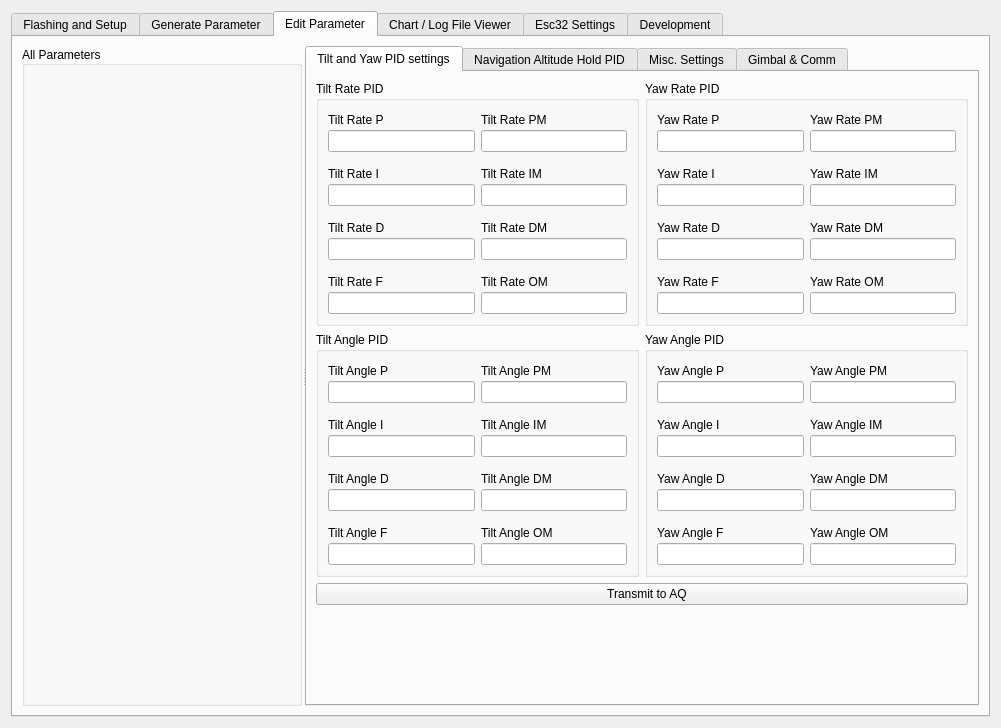
Qt form src/ui/qgcautoquad.ui (mpaperno/qgroundcontrol_aq) before a commit.
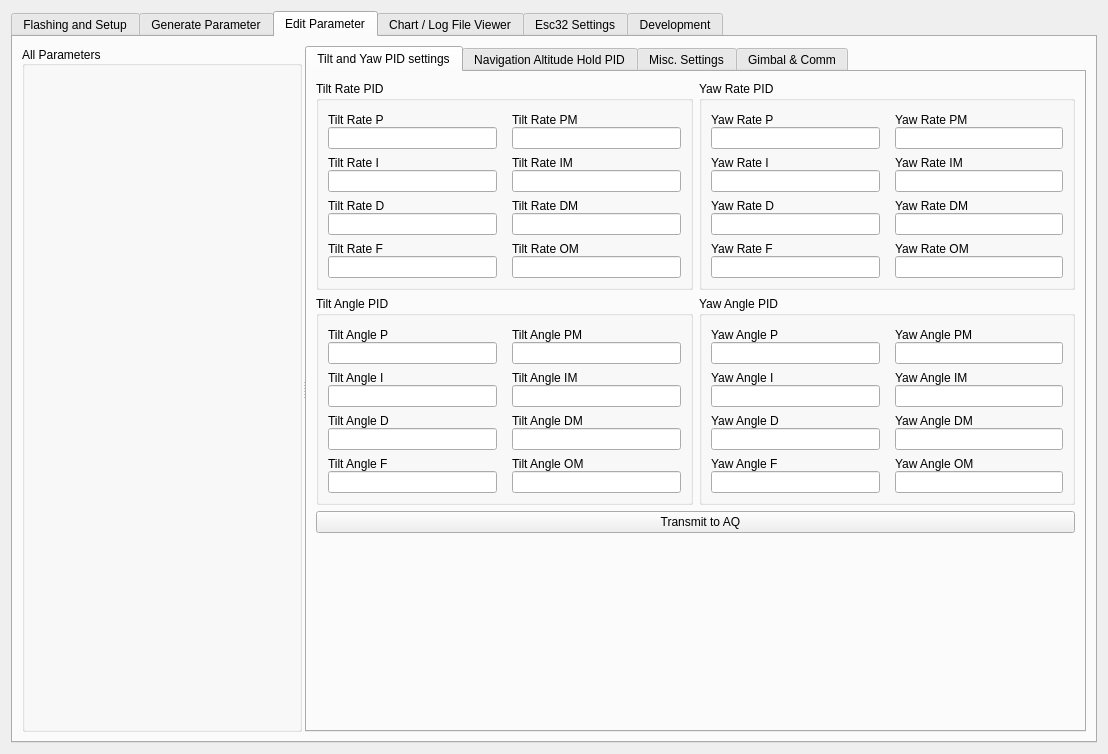
The same form after that commit. The open tabs and pages were chosen to show the change. Icons and pictures are not drawn.

Commit message: Remove all unused param fields and adjust layout to de-clutter a bit; Hide param fields that don't exist in FC, instead of disabling them; Add saving of button groups (comm settings); Fix radio selector order; Add new failsafe setting; Fix for setting state on initial connection; Fix dev tab conflicting widget names.

Patch:
```diff
--- a/src/ui/qgcautoquad.ui
+++ b/src/ui/qgcautoquad.ui
@@ -6,8 +6,8 @@
    <rect>
     <x>0</x>
     <y>0</y>
-    <width>1001</width>
-    <height>704</height>
+    <width>1108</width>
+    <height>754</height>
    </rect>
   </property>
   <property name="windowTitle">
@@ -2901,30 +2901,154 @@
            <attribute name="title">
             <string>Tilt and Yaw PID settings</string>
            </attribute>
-           <layout class="QVBoxLayout" name="verticalLayout_12">
+           <layout class="QGridLayout" name="gridLayout_33">
+            <item row="0" column="0">
+             <widget class="QGroupBox" name="TiltRate">
+              <property name="title">
+               <string>Tilt Rate PID</string>
+              </property>
+              <layout class="QGridLayout" name="gridLayout_34">
+               <property name="topMargin">
+                <number>12</number>
+               </property>
+               <property name="horizontalSpacing">
+                <number>15</number>
+               </property>
+               <property name="verticalSpacing">
+                <number>7</number>
+               </property>
+               <item row="0" column="0">
+                <layout class="QVBoxLayout" name="verticalLayout_14">
             <item>
-             <layout class="QVBoxLayout" name="verticalLayout_6">
+                  <widget class="QLabel" name="label_CTRL_TLT_RTE_P">
+                   <property name="text">
+                    <string>Tilt Rate P</string>
+                   </property>
+                  </widget>
+                 </item>
               <item>
-               <layout class="QGridLayout" name="gridLayout_8">
+                  <widget class="QLineEdit" name="CTRL_TLT_RTE_P"/>
+                 </item>
+                </layout>
+               </item>
                 <item row="0" column="1">
+                <layout class="QVBoxLayout" name="verticalLayout_18">
+                 <item>
+                  <widget class="QLabel" name="label_CTRL_TLT_RTE_PM">
+                   <property name="text">
+                    <string>Tilt Rate PM</string>
+                   </property>
+                  </widget>
+                 </item>
+                 <item>
+                  <widget class="QLineEdit" name="CTRL_TLT_RTE_PM"/>
+                 </item>
+                </layout>
+               </item>
+               <item row="1" column="0">
+                <layout class="QVBoxLayout" name="verticalLayout_15">
+                 <item>
+                  <widget class="QLabel" name="label_CTRL_TLT_RTE_I">
+                   <property name="text">
+                    <string>Tilt Rate I</string>
+                   </property>
+                  </widget>
+                 </item>
+                 <item>
+                  <widget class="QLineEdit" name="CTRL_TLT_RTE_I"/>
+                 </item>
+                </layout>
+               </item>
+               <item row="1" column="1">
+                <layout class="QVBoxLayout" name="verticalLayout_19">
+                 <item>
+                  <widget class="QLabel" name="label_CTRL_TLT_RTE_IM">
+                   <property name="text">
+                    <string>Tilt Rate IM</string>
+                   </property>
+                  </widget>
+                 </item>
+                 <item>
+                  <widget class="QLineEdit" name="CTRL_TLT_RTE_IM"/>
+                 </item>
+                </layout>
+               </item>
+               <item row="2" column="0">
+                <layout class="QVBoxLayout" name="verticalLayout_16">
+                 <item>
+                  <widget class="QLabel" name="label_CTRL_TLT_RTE_D">
+                   <property name="text">
+                    <string>Tilt Rate D</string>
+                   </property>
+                  </widget>
+                 </item>
+                 <item>
+                  <widget class="QLineEdit" name="CTRL_TLT_RTE_D"/>
+                 </item>
+                </layout>
+               </item>
+               <item row="2" column="1">
+                <layout class="QVBoxLayout" name="verticalLayout_20">
+                 <item>
+                  <widget class="QLabel" name="label_CTRL_TLT_RTE_DM">
+                   <property name="text">
+                    <string>Tilt Rate DM</string>
+                   </property>
+                  </widget>
+                 </item>
+                 <item>
+                  <widget class="QLineEdit" name="CTRL_TLT_RTE_DM"/>
+                 </item>
+                </layout>
+               </item>
+               <item row="3" column="0">
+                <layout class="QVBoxLayout" name="verticalLayout_17">
+                 <item>
+                  <widget class="QLabel" name="label_CTRL_TLT_RTE_F">
+                   <property name="text">
+                    <string>Tilt Rate F</string>
+                   </property>
+                  </widget>
+                 </item>
+                 <item>
+                  <widget class="QLineEdit" name="CTRL_TLT_RTE_F"/>
+                 </item>
+                </layout>
+               </item>
+               <item row="3" column="1">
+                <layout class="QVBoxLayout" name="verticalLayout_21">
+                 <item>
+                  <widget class="QLabel" name="label_CTRL_TLT_RTE_OM">
+                   <property name="text">
+                    <string>Tilt Rate OM</string>
+                   </property>
+                  </widget>
+                 </item>
+                 <item>
+                  <widget class="QLineEdit" name="CTRL_TLT_RTE_OM"/>
+                 </item>
+                </layout>
+               </item>
+              </layout>
+             </widget>
+            </item>
+            <item row="0" column="1" alignment="Qt::AlignTop">
                  <widget class="QGroupBox" name="YawRate">
                   <property name="title">
                    <string>Yaw Rate PID</string>
                   </property>
-                  <layout class="QHBoxLayout" name="horizontalLayout_36">
+              <layout class="QGridLayout" name="gridLayout_35">
                    <property name="topMargin">
                     <number>12</number>
                    </property>
-                   <item>
-                    <layout class="QVBoxLayout" name="verticalLayout_24">
-                     <property name="spacing">
+               <property name="horizontalSpacing">
                       <number>15</number>
                      </property>
-                     <item>
+               <property name="verticalSpacing">
+                <number>7</number>
+               </property>
+               <item row="0" column="0">
                       <layout class="QVBoxLayout" name="verticalLayout_25">
-                       <property name="spacing">
-                        <number>3</number>
-                       </property>
                        <item>
                         <widget class="QLabel" name="label_27">
                          <property name="sizePolicy">
@@ -2943,69 +3067,8 @@
                        </item>
                       </layout>
                      </item>
-                     <item>
-                      <layout class="QVBoxLayout" name="verticalLayout_26">
-                       <property name="spacing">
-                        <number>3</number>
-                       </property>
-                       <item>
-                        <widget class="QLabel" name="label_28">
-                         <property name="text">
-                          <string>Yaw Rate I</string>
-                         </property>
-                        </widget>
-                       </item>
-                       <item>
-                        <widget class="QLineEdit" name="CTRL_YAW_RTE_I"/>
-                       </item>
-                      </layout>
-                     </item>
-                     <item>
-                      <layout class="QVBoxLayout" name="verticalLayout_27">
-                       <property name="spacing">
-                        <number>3</number>
-                       </property>
-                       <item>
-                        <widget class="QLabel" name="label_29">
-                         <property name="text">
-                          <string>Yaw Rate D</string>
-                         </property>
-                        </widget>
-                       </item>
-                       <item>
-                        <widget class="QLineEdit" name="CTRL_YAW_RTE_D"/>
-                       </item>
-                      </layout>
-                     </item>
-                     <item>
-                      <layout class="QVBoxLayout" name="verticalLayout_28">
-                       <property name="spacing">
-                        <number>3</number>
-                       </property>
-                       <item>
-                        <widget class="QLabel" name="label_30">
-                         <property name="text">
-                          <string>Yaw Rate F</string>
-                         </property>
-                        </widget>
-                       </item>
-                       <item>
-                        <widget class="QLineEdit" name="CTRL_YAW_RTE_F"/>
-                       </item>
-                      </layout>
-                     </item>
-                    </layout>
-                   </item>
-                   <item>
-                    <layout class="QVBoxLayout" name="verticalLayout_29">
-                     <property name="spacing">
-                      <number>15</number>
-                     </property>
-                     <item>
+               <item row="0" column="1">
                       <layout class="QVBoxLayout" name="verticalLayout_30">
-                       <property name="spacing">
-                        <number>3</number>
-                       </property>
                        <item>
                         <widget class="QLabel" name="label_31">
                          <property name="sizePolicy">
@@ -3024,11 +3087,22 @@
                        </item>
                       </layout>
                      </item>
+               <item row="1" column="0">
+                <layout class="QVBoxLayout" name="verticalLayout_26">
                      <item>
+                  <widget class="QLabel" name="label_CTRL_YAW_RTE_I">
+                   <property name="text">
+                    <string>Yaw Rate I</string>
+                   </property>
+                  </widget>
+                 </item>
+                 <item>
+                  <widget class="QLineEdit" name="CTRL_YAW_RTE_I"/>
+                 </item>
+                </layout>
+               </item>
+               <item row="1" column="1">
                       <layout class="QVBoxLayout" name="verticalLayout_31">
-                       <property name="spacing">
-                        <number>3</number>
-                       </property>
                        <item>
                         <widget class="QLabel" name="label_32">
                          <property name="text">
@@ -3041,11 +3115,22 @@
                        </item>
                       </layout>
                      </item>
+               <item row="2" column="0">
+                <layout class="QVBoxLayout" name="verticalLayout_27">
                      <item>
+                  <widget class="QLabel" name="label_CTRL_YAW_RTE_D">
+                   <property name="text">
+                    <string>Yaw Rate D</string>
+                   </property>
+                  </widget>
+                 </item>
+                 <item>
+                  <widget class="QLineEdit" name="CTRL_YAW_RTE_D"/>
+                 </item>
+                </layout>
+               </item>
+               <item row="2" column="1">
                       <layout class="QVBoxLayout" name="verticalLayout_32">
-                       <property name="spacing">
-                        <number>3</number>
-                       </property>
                        <item>
                         <widget class="QLabel" name="label_33">
                          <property name="text">
@@ -3058,11 +3143,22 @@
                        </item>
                       </layout>
                      </item>
+               <item row="3" column="0">
+                <layout class="QVBoxLayout" name="verticalLayout_28">
                      <item>
+                  <widget class="QLabel" name="label_CTRL_YAW_RTE_F">
+                   <property name="text">
+                    <string>Yaw Rate F</string>
+                   </property>
+                  </widget>
+                 </item>
+                 <item>
+                  <widget class="QLineEdit" name="CTRL_YAW_RTE_F"/>
+                 </item>
+                </layout>
+               </item>
+               <item row="3" column="1">
                       <layout class="QVBoxLayout" name="verticalLayout_33">
-                       <property name="spacing">
-                        <number>3</number>
-                       </property>
                        <item>
                         <widget class="QLabel" name="label_34">
                          <property name="text">
@@ -3076,8 +3172,6 @@
                       </layout>
                      </item>
                     </layout>
-                   </item>
-                  </layout>
                  </widget>
                 </item>
                 <item row="1" column="0">
@@ -3085,20 +3179,18 @@
                   <property name="title">
                    <string>Tilt Angle PID</string>
                   </property>
-                  <layout class="QHBoxLayout" name="horizontalLayout_37">
+              <layout class="QGridLayout" name="gridLayout_36">
                    <property name="topMargin">
                     <number>12</number>
                    </property>
-                   <item>
-                    <layout class="QVBoxLayout" name="verticalLayout_44">
-                     <property name="spacing">
+               <property name="horizontalSpacing">
                       <number>15</number>
                      </property>
-                     <item>
+               <property name="verticalSpacing">
+                <number>7</number>
+               </property>
+               <item row="0" column="0">
                       <layout class="QVBoxLayout" name="verticalLayout_45">
-                       <property name="spacing">
-                        <number>3</number>
-                       </property>
                        <item>
                         <widget class="QLabel" name="label_43">
                          <property name="text">
@@ -3111,69 +3203,8 @@
                        </item>
                       </layout>
                      </item>
-                     <item>
-                      <layout class="QVBoxLayout" name="verticalLayout_46">
-                       <property name="spacing">
-                        <number>3</number>
-                       </property>
-                       <item>
-                        <widget class="QLabel" name="label_44">
-                         <property name="text">
-                          <string>Tilt Angle I</string>
-                         </property>
-                        </widget>
-                       </item>
-                       <item>
-                        <widget class="QLineEdit" name="CTRL_TLT_ANG_I"/>
-                       </item>
-                      </layout>
-                     </item>
-                     <item>
-                      <layout class="QVBoxLayout" name="verticalLayout_47">
-                       <property name="spacing">
-                        <number>3</number>
-                       </property>
-                       <item>
-                        <widget class="QLabel" name="label_45">
-                         <property name="text">
-                          <string>Tilt Angle D</string>
-                         </property>
-                        </widget>
-                       </item>
-                       <item>
-                        <widget class="QLineEdit" name="CTRL_TLT_ANG_D"/>
-                       </item>
-                      </layout>
-                     </item>
-                     <item>
-                      <layout class="QVBoxLayout" name="verticalLayout_48">
-                       <property name="spacing">
-                        <number>3</number>
-                       </property>
-                       <item>
-                        <widget class="QLabel" name="label_46">
-                         <property name="text">
-                          <string>Tilt Angle F</string>
-                         </property>
-                        </widget>
-                       </item>
-                       <item>
-                        <widget class="QLineEdit" name="CTRL_TLT_ANG_F"/>
-                       </item>
-                      </layout>
-                     </item>
-                    </layout>
-                   </item>
-                   <item>
-                    <layout class="QVBoxLayout" name="verticalLayout_49">
-                     <property name="spacing">
-                      <number>15</number>
-                     </property>
-                     <item>
+               <item row="0" column="1">
                       <layout class="QVBoxLayout" name="verticalLayout_50">
-                       <property name="spacing">
-                        <number>3</number>
-                       </property>
                        <item>
                         <widget class="QLabel" name="label_47">
                          <property name="text">
@@ -3186,11 +3217,22 @@
                        </item>
                       </layout>
                      </item>
+               <item row="1" column="0">
+                <layout class="QVBoxLayout" name="verticalLayout_46">
                      <item>
+                  <widget class="QLabel" name="label_CTRL_TLT_ANG_I">
+                   <property name="text">
+                    <string>Tilt Angle I</string>
+                   </property>
+                  </widget>
+                 </item>
+                 <item>
+                  <widget class="QLineEdit" name="CTRL_TLT_ANG_I"/>
+                 </item>
+                </layout>
+               </item>
+               <item row="1" column="1">
                       <layout class="QVBoxLayout" name="verticalLayout_51">
-                       <property name="spacing">
-                        <number>3</number>
-                       </property>
                        <item>
                         <widget class="QLabel" name="label_48">
                          <property name="text">
@@ -3203,11 +3245,22 @@
                        </item>
                       </layout>
                      </item>
+               <item row="2" column="0">
+                <layout class="QVBoxLayout" name="verticalLayout_47">
                      <item>
+                  <widget class="QLabel" name="label_CTRL_TLT_ANG_D">
+                   <property name="text">
+                    <string>Tilt Angle D</string>
+                   </property>
+                  </widget>
+                 </item>
+                 <item>
+                  <widget class="QLineEdit" name="CTRL_TLT_ANG_D"/>
+                 </item>
+                </layout>
+               </item>
+               <item row="2" column="1">
                       <layout class="QVBoxLayout" name="verticalLayout_52">
-                       <property name="spacing">
-                        <number>3</number>
-                       </property>
                        <item>
                         <widget class="QLabel" name="label_49">
                          <property name="text">
@@ -3220,11 +3273,22 @@
                        </item>
                       </layout>
                      </item>
+               <item row="3" column="0">
+                <layout class="QVBoxLayout" name="verticalLayout_48">
                      <item>
+                  <widget class="QLabel" name="label_CTRL_TLT_ANG_F">
+                   <property name="text">
+                    <string>Tilt Angle F</string>
+                   </property>
+                  </widget>
+                 </item>
+                 <item>
+                  <widget class="QLineEdit" name="CTRL_TLT_ANG_F"/>
+                 </item>
+                </layout>
+               </item>
+               <item row="3" column="1">
                       <layout class="QVBoxLayout" name="verticalLayout_53">
-                       <property name="spacing">
-                        <number>3</number>
-                       </property>
                        <item>
                         <widget class="QLabel" name="label_50">
                          <property name="text">
@@ -3238,29 +3302,25 @@
                       </layout>
                      </item>
                     </layout>
-                   </item>
-                  </layout>
-                 </widget>
-                </item>
-                <item row="1" column="1">
+             </widget>
+            </item>
+            <item row="1" column="1" alignment="Qt::AlignTop">
                  <widget class="QGroupBox" name="YawAngle">
                   <property name="title">
                    <string>Yaw Angle PID</string>
                   </property>
-                  <layout class="QHBoxLayout" name="horizontalLayout_38">
+              <layout class="QGridLayout" name="gridLayout_37">
                    <property name="topMargin">
                     <number>12</number>
                    </property>
-                   <item>
-                    <layout class="QVBoxLayout" name="verticalLayout_34">
-                     <property name="spacing">
+               <property name="horizontalSpacing">
                       <number>15</number>
                      </property>
-                     <item>
+               <property name="verticalSpacing">
+                <number>7</number>
+               </property>
+               <item row="0" column="0">
                       <layout class="QVBoxLayout" name="verticalLayout_35">
-                       <property name="spacing">
-                        <number>3</number>
-                       </property>
                        <item>
                         <widget class="QLabel" name="label_35">
                          <property name="text">
@@ -3273,69 +3333,8 @@
                        </item>
                       </layout>
                      </item>
-                     <item>
-                      <layout class="QVBoxLayout" name="verticalLayout_36">
-                       <property name="spacing">
-                        <number>3</number>
-                       </property>
-                       <item>
-                        <widget class="QLabel" name="label_36">
-                         <property name="text">
-                          <string>Yaw Angle I</string>
-                         </property>
-                        </widget>
-                       </item>
-                       <item>
-                        <widget class="QLineEdit" name="CTRL_YAW_ANG_I"/>
-                       </item>
-                      </layout>
-                     </item>
-                     <item>
-                      <layout class="QVBoxLayout" name="verticalLayout_37">
-                       <property name="spacing">
-                        <number>3</number>
-                       </property>
-                       <item>
-                        <widget class="QLabel" name="label_37">
-                         <property name="text">
-                          <string>Yaw Angle D</string>
-                         </property>
-                        </widget>
-                       </item>
-                       <item>
-                        <widget class="QLineEdit" name="CTRL_YAW_ANG_D"/>
-                       </item>
-                      </layout>
-                     </item>
-                     <item>
-                      <layout class="QVBoxLayout" name="verticalLayout_38">
-                       <property name="spacing">
-                        <number>3</number>
-                       </property>
-                       <item>
-                        <widget class="QLabel" name="label_38">
-                         <property name="text">
-                          <string>Yaw Angle F</string>
-                         </property>
-                        </widget>
-                       </item>
-                       <item>
-                        <widget class="QLineEdit" name="CTRL_YAW_ANG_F"/>
-                       </item>
-                      </layout>
-                     </item>
-                    </layout>
-                   </item>
-                   <item>
-                    <layout class="QVBoxLayout" name="verticalLayout_39">
-                     <property name="spacing">
-                      <number>15</number>
-                     </property>
-                     <item>
+               <item row="0" column="1">
                       <layout class="QVBoxLayout" name="verticalLayout_40">
-                       <property name="spacing">
-                        <number>3</number>
-                       </property>
                        <item>
                         <widget class="QLabel" name="label_39">
                          <property name="text">
@@ -3348,11 +3347,22 @@
                        </item>
                       </layout>
                      </item>
+               <item row="1" column="0">
+                <layout class="QVBoxLayout" name="verticalLayout_36">
                      <item>
+                  <widget class="QLabel" name="label_CTRL_YAW_ANG_I">
+                   <property name="text">
+                    <string>Yaw Angle I</string>
+                   </property>
+                  </widget>
+                 </item>
+                 <item>
+                  <widget class="QLineEdit" name="CTRL_YAW_ANG_I"/>
+                 </item>
+                </layout>
+               </item>
+               <item row="1" column="1">
                       <layout class="QVBoxLayout" name="verticalLayout_41">
-                       <property name="spacing">
-                        <number>3</number>
-                       </property>
                        <item>
                         <widget class="QLabel" name="label_40">
                          <property name="text">
@@ -3365,11 +3375,22 @@
                        </item>
                       </layout>
                      </item>
+               <item row="2" column="0">
+                <layout class="QVBoxLayout" name="verticalLayout_37">
                      <item>
+                  <widget class="QLabel" name="label_CTRL_YAW_ANG_D">
+                   <property name="text">
+                    <string>Yaw Angle D</string>
+                   </property>
+                  </widget>
+                 </item>
+                 <item>
+                  <widget class="QLineEdit" name="CTRL_YAW_ANG_D"/>
+                 </item>
+                </layout>
+               </item>
+               <item row="2" column="1">
                       <layout class="QVBoxLayout" name="verticalLayout_42">
-                       <property name="spacing">
-                        <number>3</number>
-                       </property>
                        <item>
                         <widget class="QLabel" name="label_41">
                          <property name="text">
@@ -3382,11 +3403,22 @@
                        </item>
                       </layout>
                      </item>
+               <item row="3" column="0">
+                <layout class="QVBoxLayout" name="verticalLayout_38">
                      <item>
+                  <widget class="QLabel" name="label_CTRL_YAW_ANG_F">
+                   <property name="text">
+                    <string>Yaw Angle F</string>
+                   </property>
+                  </widget>
+                 </item>
+                 <item>
+                  <widget class="QLineEdit" name="CTRL_YAW_ANG_F"/>
+                 </item>
+                </layout>
+               </item>
+               <item row="3" column="1">
                       <layout class="QVBoxLayout" name="verticalLayout_43">
-                       <property name="spacing">
-                        <number>3</number>
-                       </property>
                        <item>
                         <widget class="QLabel" name="label_42">
                          <property name="text">
@@ -3400,175 +3432,9 @@
                       </layout>
                      </item>
                     </layout>
-                   </item>
-                  </layout>
-                 </widget>
-                </item>
-                <item row="0" column="0">
-                 <widget class="QGroupBox" name="TiltRate">
-                  <property name="title">
-                   <string>Tilt Rate PID</string>
-                  </property>
-                  <layout class="QHBoxLayout" name="horizontalLayout_35">
-                   <property name="topMargin">
-                    <number>12</number>
-                   </property>
-                   <item>
-                    <layout class="QVBoxLayout" name="verticalLayout_22">
-                     <property name="spacing">
-                      <number>15</number>
-                     </property>
-                     <item>
-                      <layout class="QVBoxLayout" name="verticalLayout_14">
-                       <property name="spacing">
-                        <number>3</number>
-                       </property>
-                       <item>
-                        <widget class="QLabel" name="label_7">
-                         <property name="text">
-                          <string>Tilt Rate P</string>
-                         </property>
-                        </widget>
-                       </item>
-                       <item>
-                        <widget class="QLineEdit" name="CTRL_TLT_RTE_P"/>
-                       </item>
-                      </layout>
-                     </item>
-                     <item>
-                      <layout class="QVBoxLayout" name="verticalLayout_15">
-                       <property name="spacing">
-                        <number>3</number>
-                       </property>
-                       <item>
-                        <widget class="QLabel" name="label_20">
-                         <property name="text">
-                          <string>Tilt Rate I</string>
-                         </property>
-                        </widget>
-                       </item>
-                       <item>
-                        <widget class="QLineEdit" name="CTRL_TLT_RTE_I"/>
-                       </item>
-                      </layout>
-                     </item>
-                     <item>
-                      <layout class="QVBoxLayout" name="verticalLayout_16">
-                       <property name="spacing">
-                        <number>3</number>
-                       </property>
-                       <item>
-                        <widget class="QLabel" name="label_21">
-                         <property name="text">
-                          <string>Tilt Rate D</string>
-                         </property>
-                        </widget>
-                       </item>
-                       <item>
-                        <widget class="QLineEdit" name="CTRL_TLT_RTE_D"/>
-                       </item>
-                      </layout>
-                     </item>
-                     <item>
-                      <layout class="QVBoxLayout" name="verticalLayout_17">
-                       <property name="spacing">
-                        <number>3</number>
-                       </property>
-                       <item>
-                        <widget class="QLabel" name="label_22">
-                         <property name="text">
-                          <string>Tilt Rate F</string>
-                         </property>
-                        </widget>
-                       </item>
-                       <item>
-                        <widget class="QLineEdit" name="CTRL_TLT_RTE_F"/>
-                       </item>
-                      </layout>
-                     </item>
-                    </layout>
-                   </item>
-                   <item>
-                    <layout class="QVBoxLayout" name="verticalLayout_23">
-                     <property name="spacing">
-                      <number>15</number>
-                     </property>
-                     <item>
-                      <layout class="QVBoxLayout" name="verticalLayout_18">
-                       <property name="spacing">
-                        <number>3</number>
-                       </property>
-                       <item>
-                        <widget class="QLabel" name="label_23">
-                         <property name="text">
-                          <string>Tilt Rate PM</string>
-                         </property>
-                        </widget>
-                       </item>
-                       <item>
-                        <widget class="QLineEdit" name="CTRL_TLT_RTE_PM"/>
-                       </item>
-                      </layout>
-                     </item>
-                     <item>
-                      <layout class="QVBoxLayout" name="verticalLayout_19">
-                       <property name="spacing">
-                        <number>3</number>
-                       </property>
-                       <item>
-                        <widget class="QLabel" name="label_24">
-                         <property name="text">
-                          <string>Tilt Rate IM</string>
-                         </property>
-                        </widget>
-                       </item>
-                       <item>
-                        <widget class="QLineEdit" name="CTRL_TLT_RTE_IM"/>
-                       </item>
-                      </layout>
-                     </item>
-                     <item>
-                      <layout class="QVBoxLayout" name="verticalLayout_20">
-                       <property name="spacing">
-                        <number>3</number>
-                       </property>
-                       <item>
-                        <widget class="QLabel" name="label_25">
-                         <property name="text">
-                          <string>Tilt Rate DM</string>
-                         </property>
-                        </widget>
-                       </item>
-                       <item>
-                        <widget class="QLineEdit" name="CTRL_TLT_RTE_DM"/>
-                       </item>
-                      </layout>
-                     </item>
-                     <item>
-                      <layout class="QVBoxLayout" name="verticalLayout_21">
-                       <property name="spacing">
-                        <number>3</number>
-                       </property>
-                       <item>
-                        <widget class="QLabel" name="label_26">
-                         <property name="text">
-                          <string>Tilt Rate OM</string>
-                         </property>
-                        </widget>
-                       </item>
-                       <item>
-                        <widget class="QLineEdit" name="CTRL_TLT_RTE_OM"/>
-                       </item>
-                      </layout>
-                     </item>
-                    </layout>
-                   </item>
-                  </layout>
-                 </widget>
-                </item>
-               </layout>
-              </item>
-              <item>
+             </widget>
+            </item>
+            <item row="2" column="0" colspan="2">
                <widget class="QPushButton" name="pushButton_save_to_aq_pid1">
                 <property name="text">
                  <string>   Transmit to AQ</string>
@@ -3585,7 +3451,7 @@
                 </property>
                </widget>
               </item>
-              <item>
+            <item row="3" column="1">
                <spacer name="verticalSpacer_14">
                 <property name="orientation">
                  <enum>Qt::Vertical</enum>
@@ -3593,12 +3459,10 @@
                 <property name="sizeHint" stdset="0">
                  <size>
                   <width>20</width>
-                  <height>40</height>
+                <height>159</height>
                  </size>
                 </property>
                </spacer>
-              </item>
-             </layout>
             </item>
            </layout>
           </widget>
```
Left out of the diff: 2207 changed lines with no effect on the pictures. Lines whose indentation alone changed are shown as unchanged. The commit also changes 1 other file.
